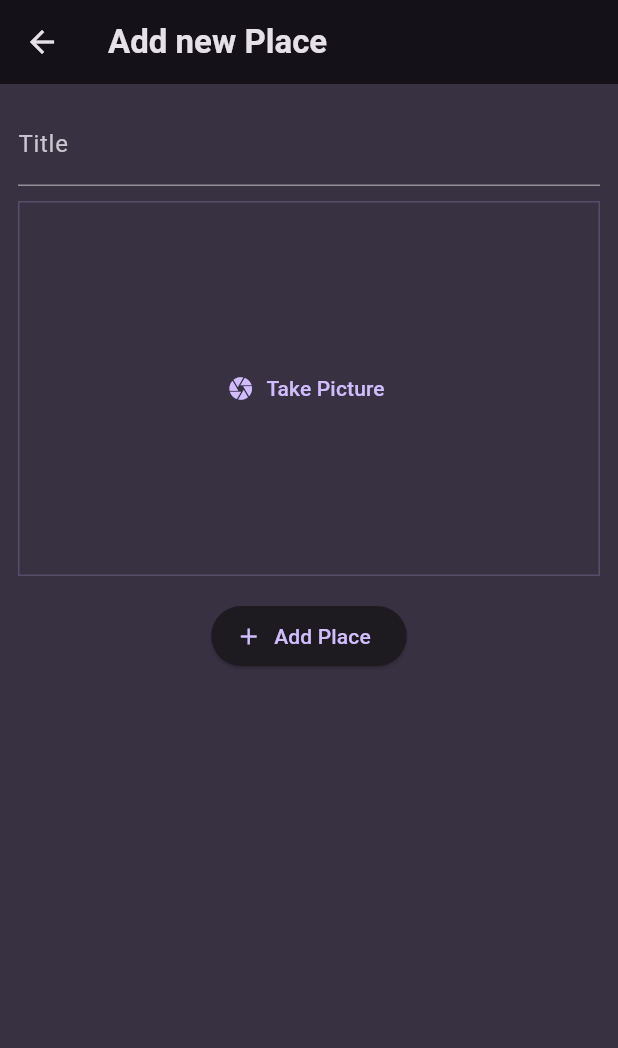
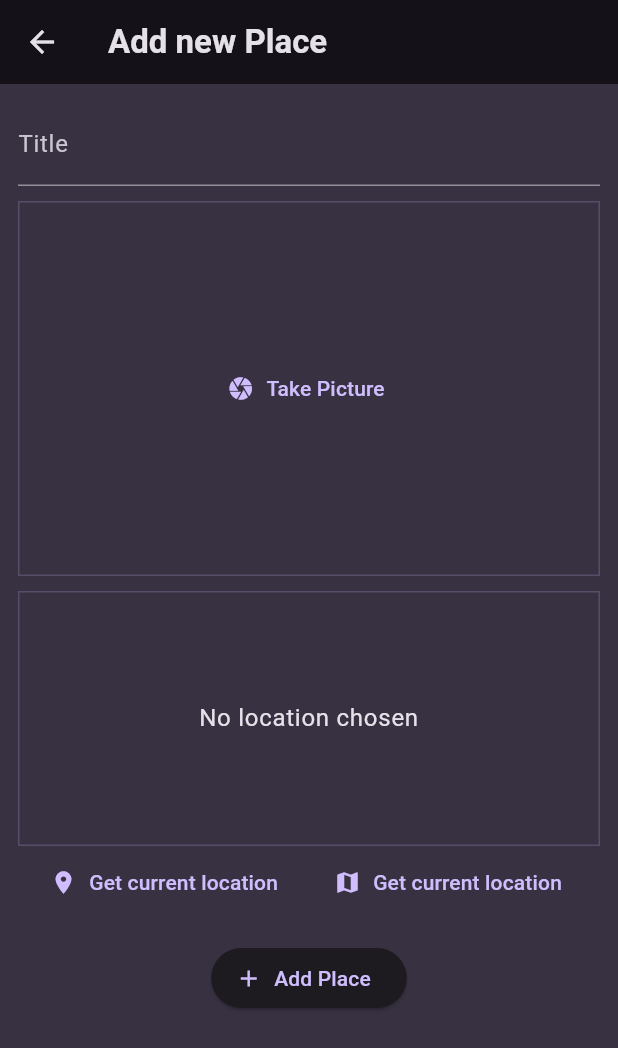
Before and after one commit to HarshJivani08/flutter_favourite_place, a Flutter app: the screen it shows after launch, after a tap on the "add" icon, on a phone screen of 412 x 824 dp. Shown: the top 1048 px of the screen. Run offline on Flutter 3.47's test engine with Material 3 defaults, Android fonts, the phone set to English and light mode, and no system bars; our stand-ins replace flutter_riverpod, google_fonts, image_picker, location.

Commit message:
add location

```diff
--- a/lib/screens/add_place.dart
+++ b/lib/screens/add_place.dart
@@ -1,9 +1,11 @@
 import 'dart:io';
 
 import 'package:favourite_places/widgets/image_input.dart';
+import 'package:favourite_places/widgets/location_input.dart';
 import 'package:flutter/material.dart';
 import 'package:flutter_riverpod/flutter_riverpod.dart';
 import 'package:favourite_places/providers/user_places.dart';
+import 'package:location/location.dart';
 
 class AddPlaceScreen extends ConsumerStatefulWidget {
   const AddPlaceScreen({super.key});
@@ -56,11 +58,14 @@ class _AddPlaceScreenState extends ConsumerState<AddPlaceScreen> {
               ),
             ),
             const SizedBox(height: 10),
+
             ImageInput(
               onPickImage: (image) {
                 _selectedImage = image;
               },
             ),
+            const SizedBox(height: 10),
+            const LocationInput(),
             const SizedBox(height: 16),
             ElevatedButton.icon(
               onPressed: _savePlace,
--- a/lib/screens/places.dart
+++ b/lib/screens/places.dart
@@ -27,8 +27,11 @@ class PlacesScreen extends ConsumerWidget {
           ),
         ],
       ),
-      body: PlacesList(
-        places: userPlaces,
+      body: Padding(
+        padding: const EdgeInsets.all(8.0),
+        child: PlacesList(
+          places: userPlaces,
+        ),
       ),
     );
   }
--- /dev/null
+++ b/lib/widgets/location_input.dart
@@ -0,0 +1,100 @@
+import 'package:flutter/material.dart';
+import 'package:location/location.dart';
+
+class LocationInput extends StatefulWidget {
+  const LocationInput({super.key});
+
+  @override
+  State<StatefulWidget> createState() {
+    return _LocationInputState();
+  }
+}
+
+
+
+class _LocationInputState extends State<LocationInput> {
+
+  Location? _pickedLocation;
+  var _isGettingLocation = false;
+  void _getCurrentLocation() async {
+    Location location = Location();
+    bool _serviceEnabled;
+    PermissionStatus permissionGranted;
+    LocationData locationData;
+
+    _serviceEnabled = await location.serviceEnabled();
+    if (!_serviceEnabled) {
+      _serviceEnabled = await location.requestService();
+      if (!_serviceEnabled) {
+        return;
+      }
+    }
+    permissionGranted = await location.hasPermission();
+    if (permissionGranted == PermissionStatus.denied) {
+      permissionGranted = await location.requestPermission();
+      if (permissionGranted != PermissionStatus.granted) {
+        return;
+      }
+    }
+    setState(() {
+      _isGettingLocation = true;
+    });
+    locationData = await location.getLocation();
+    setState(() {
+      _isGettingLocation = false;
+    });
+  }
+
+
+  @override
+  Widget build(BuildContext context) {
+
+    Widget previewContent =Text(
+        'No location chosen',
+        textAlign: TextAlign.center,
+        style: Theme.of(context).textTheme.bodyLarge!.copyWith(
+          color: Theme.of(context).colorScheme.onSurface,
+        )
+    );
+
+    if(_isGettingLocation){
+      previewContent = const CircularProgressIndicator();
+    }
+
+    return Column(
+      children: [
+        Container(
+          height: 170,
+          alignment: Alignment.center,
+          width: double.infinity,
+          decoration: BoxDecoration(
+            border: Border.all(
+              width: 1,
+              color: Theme
+                  .of(context)
+                  .colorScheme
+                  .primary
+                  .withOpacity(0.2),
+            ),
+          ),
+          child: previewContent,
+        ),
+        Row(
+          mainAxisAlignment: MainAxisAlignment.spaceEvenly,
+          children: [
+            TextButton.icon(
+              icon: const Icon(Icons.location_on),
+              onPressed: _getCurrentLocation,
+              label: const Text('Get current location'),
+            ),
+            TextButton.icon(
+              icon: const Icon(Icons.map),
+              onPressed: () {},
+              label: const Text('Get current location'),
+            ),
+          ],
+        ),
+      ],
+    );
+  }
+}
--- a/lib/widgets/places_list.dart
+++ b/lib/widgets/places_list.dart
@@ -22,6 +22,10 @@ class PlacesList extends StatelessWidget {
     return ListView.builder(
       itemCount: places.length,
       itemBuilder: (ctx, index) => ListTile(
+        leading: CircleAvatar(
+          radius: 26,
+            backgroundImage: FileImage(places[index].image),
+        ),
         title: Text(
           places[index].title,
           style: Theme.of(context).textTheme.titleMedium!.copyWith(
--- a/pubspec.yaml
+++ b/pubspec.yaml
@@ -39,6 +39,7 @@ dependencies:
   uuid: ^4.4.0
   flutter_riverpod: ^2.5.1
   image_picker: ^1.1.1
+  location: ^6.0.2
 
 dev_dependencies:
   flutter_test:
```
Also changed, not shown: lib/screens/place_detail.dart (+8 -6 lines), pubspec.lock, 3 other files.
